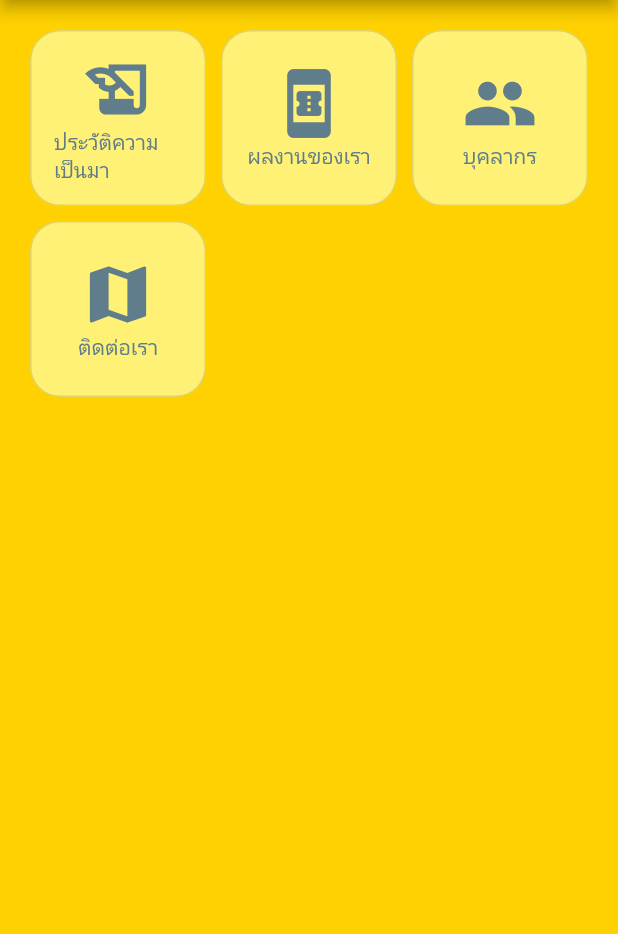
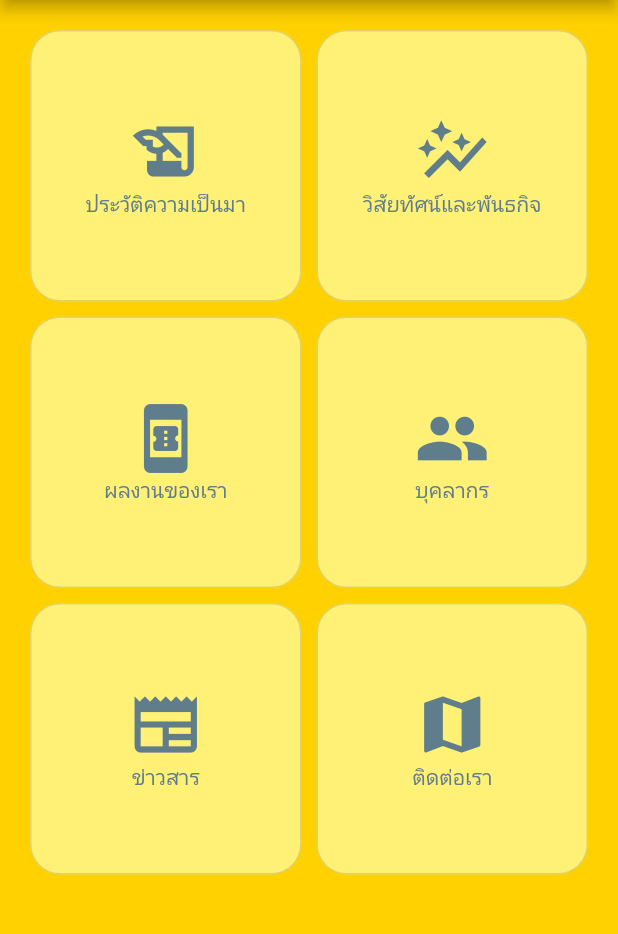
Before and after one commit to amornpan/flutter3x_nt, a Flutter app: the AboutPage screen opened by its route, after a tap on "ติดต่อเรา", on a phone screen of 412 x 824 dp, the part 84-1018 px from its top. Run offline on Flutter 3.47's test engine with Material 2 defaults, Android fonts, the phone set to English and light mode, and no system bars; our stand-ins replace get, pull_to_refresh_flutter3.

```diff
--- a/lib/pages/about_page.dart
+++ b/lib/pages/about_page.dart
@@ -24,7 +24,7 @@ class _AboutPageState extends State<AboutPage> {
         padding: const EdgeInsets.all(20),
         crossAxisSpacing: 10,
         mainAxisSpacing: 10,
-        crossAxisCount: or == Orientation.portrait ? 3: 4,
+        crossAxisCount: or == Orientation.portrait ? 2: 3,
         children: <Widget>[
           OutlinedButton(
             onPressed: (() => {}),
@@ -45,6 +45,28 @@ class _AboutPageState extends State<AboutPage> {
                   size: 50,
                 ),
                 Text('ประวัติความเป็นมา'),
+              ],
+            ),
+          ),
+          OutlinedButton(
+            onPressed: (() => {}),
+            style: ButtonStyle(
+              backgroundColor:
+                  MaterialStateProperty.all(Colors.yellow.shade300),
+              shape: MaterialStateProperty.all<RoundedRectangleBorder>(
+                RoundedRectangleBorder(
+                  borderRadius: BorderRadius.circular(20),
+                ),
+              ),
+            ),
+            child: Column(
+              mainAxisAlignment: MainAxisAlignment.center,
+              children: const [
+                Icon(
+                  Icons.auto_graph_sharp,
+                  size: 50,
+                ),
+                Text('วิสัยทัศน์และพันธกิจ'),
               ],
             ),
           ),
@@ -107,6 +129,28 @@ class _AboutPageState extends State<AboutPage> {
               mainAxisAlignment: MainAxisAlignment.center,
               children: const [
                 Icon(
+                  Icons.newspaper,
+                  size: 50,
+                ),
+                Text('ข่าวสาร'),
+              ],
+            ),
+          ),
+          OutlinedButton(
+            onPressed: (() => {}),
+            style: ButtonStyle(
+              backgroundColor:
+                  MaterialStateProperty.all(Colors.yellow.shade300),
+              shape: MaterialStateProperty.all<RoundedRectangleBorder>(
+                RoundedRectangleBorder(
+                  borderRadius: BorderRadius.circular(20),
+                ),
+              ),
+            ),
+            child: Column(
+              mainAxisAlignment: MainAxisAlignment.center,
+              children: const [
+                Icon(
                   Icons.map,
                   size: 50,
                 ),
--- a/lib/pages/layout_design.dart
+++ b/lib/pages/layout_design.dart
@@ -24,7 +24,7 @@ class _LayoutDesignState extends State<LayoutDesign> {
             children: <Widget>[
               Image.asset('assets/images/building-2.png'),
               Padding(
-                padding: EdgeInsets.all(15),
+                padding: const EdgeInsets.all(15),
                 child: Column(
                   crossAxisAlignment: CrossAxisAlignment.start,
                   children: [
--- a/lib/pages/product_page.dart
+++ b/lib/pages/product_page.dart
@@ -1,5 +1,3 @@
-import 'dart:ui';
-
 import 'package:flutter/material.dart';
 import 'package:get/get.dart';
 import 'package:http/http.dart' as http;
--- a/lib/widgets/menu_drawer.dart
+++ b/lib/widgets/menu_drawer.dart
@@ -22,12 +22,12 @@ class _MenuDrawerState extends State<MenuDrawer> {
           // ),
           UserAccountsDrawerHeader(
             currentAccountPicture: const CircleAvatar(
-              backgroundImage:  AssetImage('assets/images/me.jpg'),
+              backgroundImage: AssetImage('assets/images/me.jpg'),
             ),
             accountName: const Text('Amornpan'),
             accountEmail: const Text('amornpan@nt.ntplc.co.th'),
             onDetailsPressed: () => {
-              print('### Press detail'),
+              //print('### Press detail'),
               // Get.toNamed('/profile'),
               Scaffold.of(context).closeDrawer(),
             },
@@ -56,6 +56,15 @@ class _MenuDrawerState extends State<MenuDrawer> {
               Get.offNamedUntil('/product', (route) => false),
             },
           ),
+          ListTile(
+            leading: const Icon(Icons.shopping_cart),
+            title: const Text('ข่าวสาร'),
+            onTap: () => {
+              Get.toNamed(
+                '/news',
+              ),
+            },
+          ),
         ],
       ),
     );
```
Also changed, not shown: lib/pages/news_page.dart (+109 -2 lines), 1 other file.
